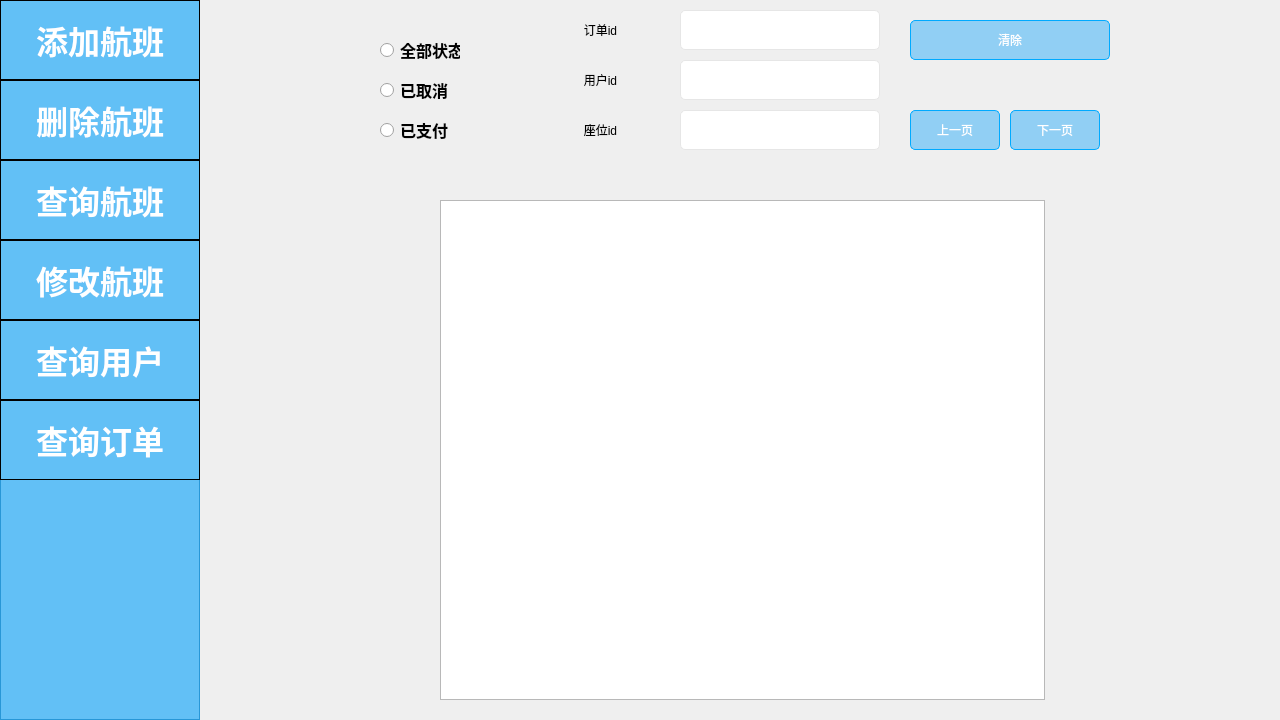
First picture: the form in Pro1 mk34/admin_form.ui, repository KamChiHei/330, before the edit.
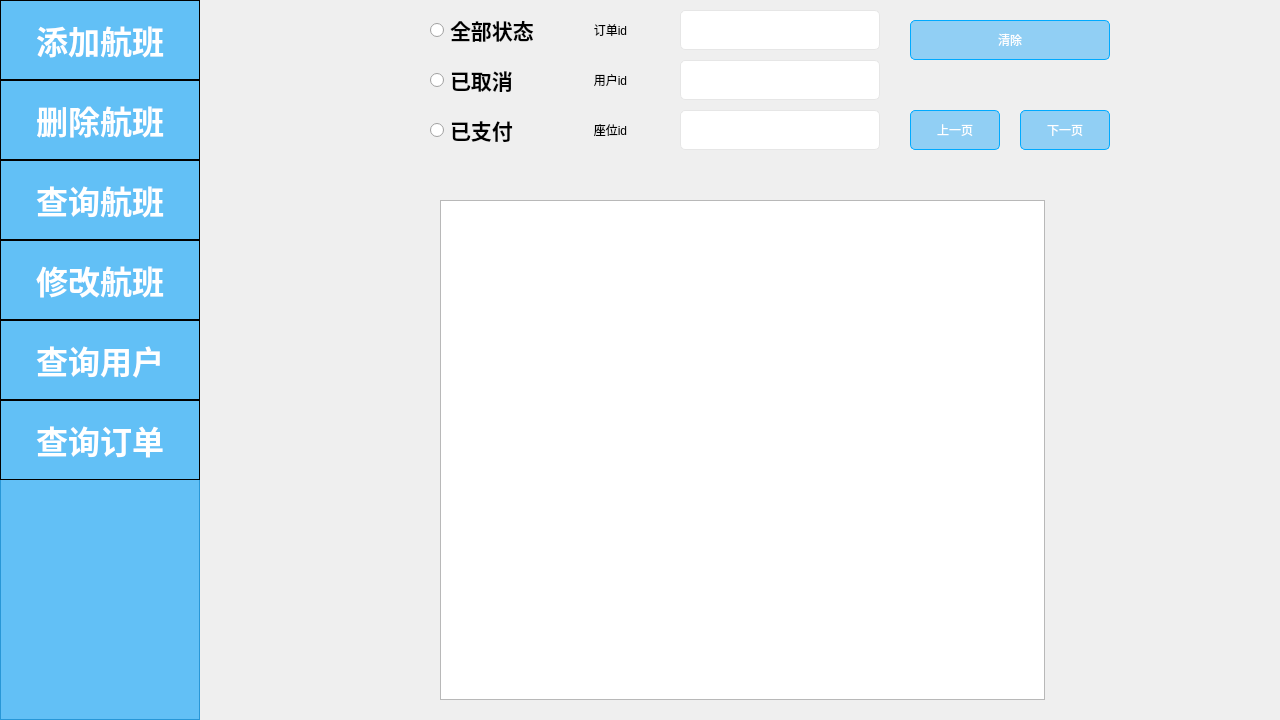
Second picture: the form after the edit. The open tabs and pages were chosen to show the change. Icons and pictures are not drawn.

What changed in the file:
```diff
--- a/Pro1 mk34/admin_form.ui
+++ b/Pro1 mk34/admin_form.ui
@@ -1500,9 +1500,9 @@
      <widget class="QLabel" name="label_59">
       <property name="geometry">
        <rect>
-        <x>320</x>
+        <x>340</x>
         <y>10</y>
-        <width>161</width>
+        <width>141</width>
         <height>40</height>
        </rect>
       </property>
@@ -1537,9 +1537,9 @@
      <widget class="QLabel" name="label_60">
       <property name="geometry">
        <rect>
-        <x>320</x>
+        <x>340</x>
         <y>60</y>
-        <width>161</width>
+        <width>141</width>
         <height>40</height>
        </rect>
       </property>
@@ -1574,9 +1574,9 @@
      <widget class="QLabel" name="label_61">
       <property name="geometry">
        <rect>
-        <x>320</x>
+        <x>340</x>
         <y>110</y>
-        <width>161</width>
+        <width>141</width>
         <height>40</height>
        </rect>
       </property>
@@ -1593,19 +1593,23 @@
      <widget class="QRadioButton" name="radioButton_all">
       <property name="geometry">
        <rect>
-        <x>180</x>
-        <y>30</y>
-        <width>80</width>
+        <x>230</x>
+        <y>10</y>
+        <width>111</width>
         <height>40</height>
        </rect>
       </property>
       <property name="font">
        <font>
         <family>微软雅黑</family>
-        <pointsize>12</pointsize>
+        <pointsize>16</pointsize>
+        <italic>false</italic>
         <bold>true</bold>
        </font>
       </property>
+      <property name="styleSheet">
+       <string notr="true">font: 700 16pt &quot;微软雅黑&quot;;</string>
+      </property>
       <property name="text">
        <string>全部状态</string>
       </property>
@@ -1613,19 +1617,23 @@
      <widget class="QRadioButton" name="radioButton_cancel">
       <property name="geometry">
        <rect>
-        <x>180</x>
-        <y>70</y>
-        <width>80</width>
+        <x>230</x>
+        <y>60</y>
+        <width>111</width>
         <height>40</height>
        </rect>
       </property>
       <property name="font">
        <font>
         <family>微软雅黑</family>
-        <pointsize>12</pointsize>
+        <pointsize>16</pointsize>
+        <italic>false</italic>
         <bold>true</bold>
        </font>
       </property>
+      <property name="styleSheet">
+       <string notr="true">font: 700 16pt &quot;微软雅黑&quot;;</string>
+      </property>
       <property name="text">
        <string>已取消</string>
       </property>
@@ -1633,19 +1641,23 @@
      <widget class="QRadioButton" name="radioButton_paid">
       <property name="geometry">
        <rect>
-        <x>180</x>
+        <x>230</x>
         <y>110</y>
-        <width>80</width>
+        <width>111</width>
         <height>40</height>
        </rect>
       </property>
       <property name="font">
        <font>
         <family>微软雅黑</family>
-        <pointsize>12</pointsize>
+        <pointsize>16</pointsize>
+        <italic>false</italic>
         <bold>true</bold>
        </font>
       </property>
+      <property name="styleSheet">
+       <string notr="true">font: 700 16pt &quot;微软雅黑&quot;;</string>
+      </property>
       <property name="text">
        <string>已支付</string>
       </property>
@@ -1709,7 +1721,7 @@
      <widget class="QPushButton" name="nextButton_4">
       <property name="geometry">
        <rect>
-        <x>810</x>
+        <x>820</x>
         <y>110</y>
         <width>90</width>
         <height>40</height>
```
Left out of the diff: 33 changed lines with no effect on the pictures.
